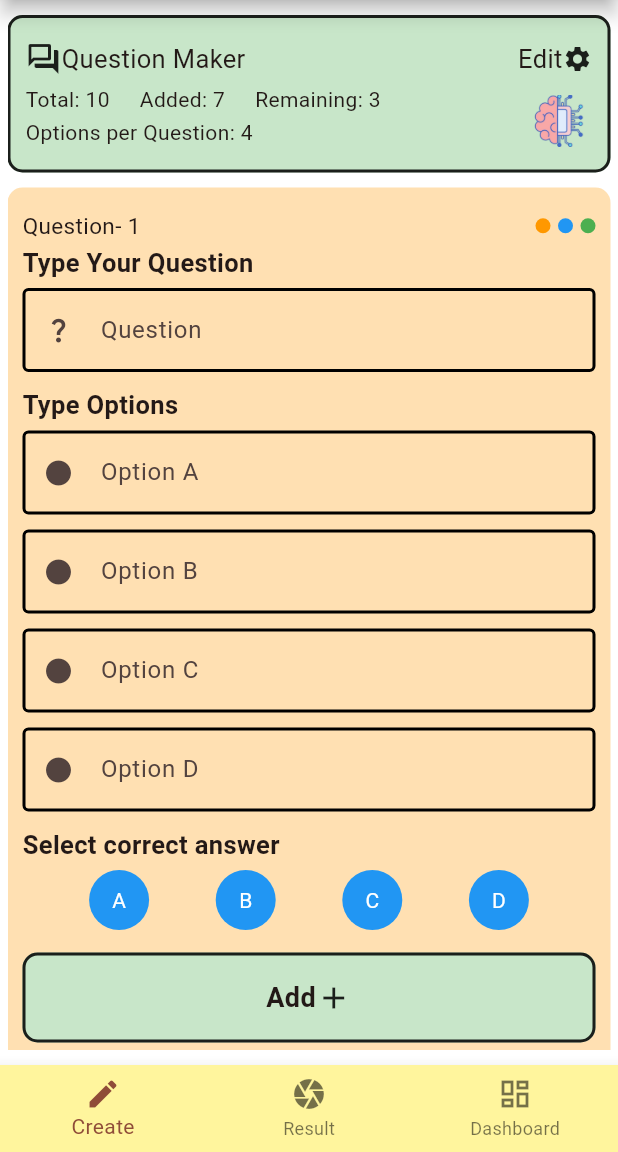
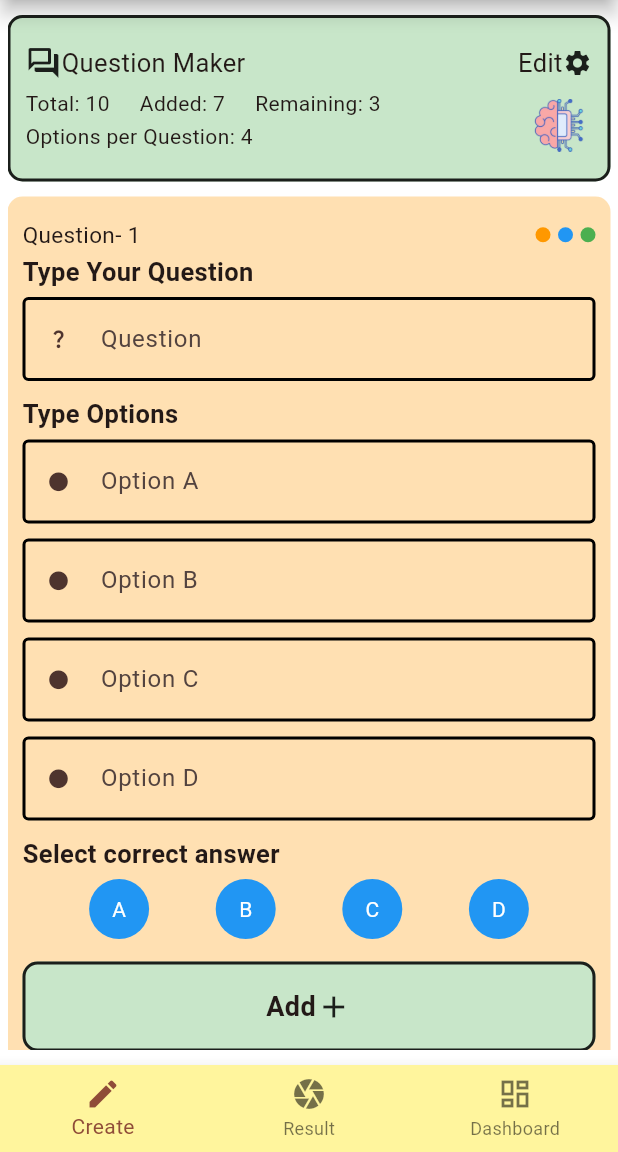
Before and after one commit to rahatalmas/Moji-OMR, a Flutter app: the screen it shows after launch, on a phone screen of 412 x 824 dp, the part 84-1236 px from its top. Run offline on Flutter 3.47's test engine with Material 3 defaults, Android fonts, the phone set to English and light mode, and no system bars.

Commit message:
quiz create Ui

```diff
--- a/quizapp/lib/Widgets/create.dart
+++ b/quizapp/lib/Widgets/create.dart
@@ -56,7 +56,7 @@ class _CreateState extends State<Create> {
         crossAxisAlignment: CrossAxisAlignment.start,
         children: [
           Container(
-            padding: const EdgeInsets.symmetric(vertical: 15, horizontal: 10),
+            padding: const EdgeInsets.symmetric(vertical: 18, horizontal: 10),
             decoration: BoxDecoration(
               color: Colors.green[100],
               borderRadius: const BorderRadius.all(Radius.circular(10)),
@@ -278,7 +278,7 @@ class _CustomTextFieldState extends State<CustomTextField> {
             labelText: widget.labelText,
             hintText: widget.hintText,
             hintStyle: TextStyle(color: Colors.grey),
-            prefixIcon: Icon(widget.prefixIcon, size: 20),
+            prefixIcon: Icon(widget.prefixIcon, size: 15,color: Colors.brown[800],),
             border: OutlineInputBorder(
               borderSide: BorderSide(color: Colors.black, width: 2),
             ),
```
